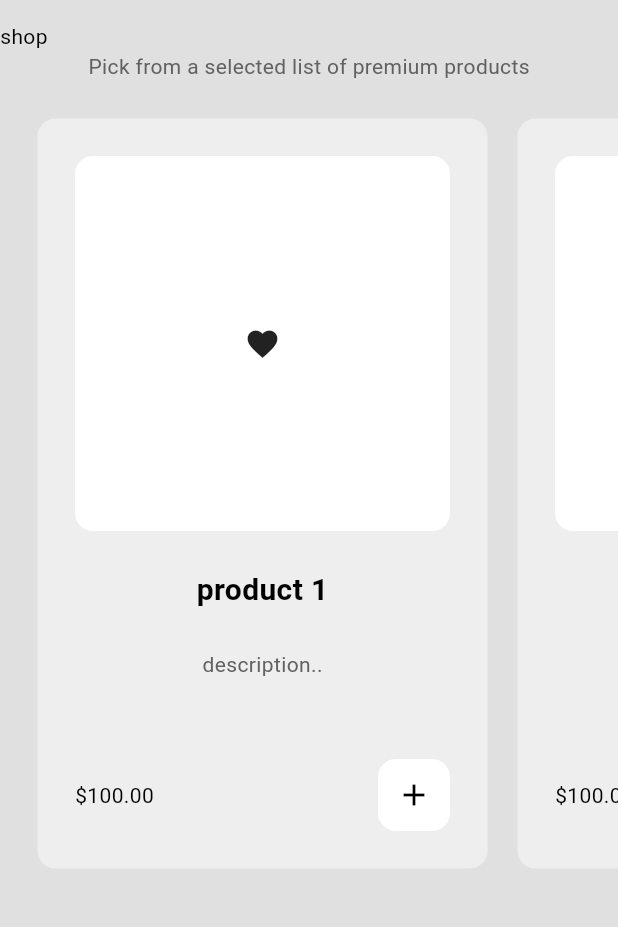
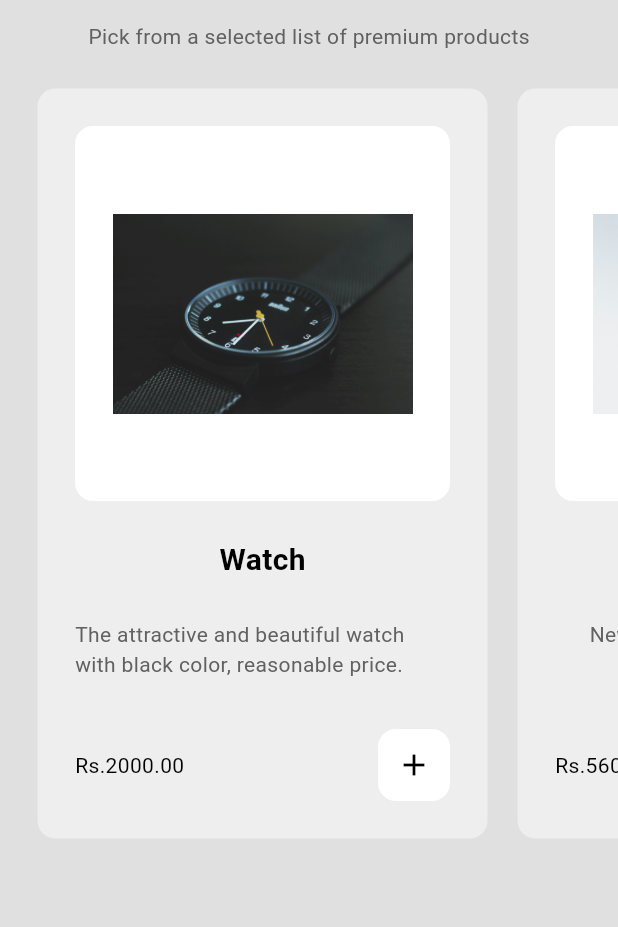
Before and after one commit to SaileshAcharya1229/minimal_ecommerce_flutter, a Flutter app: the ShopPage screen opened by its route, on a phone screen of 412 x 824 dp, the part 63-990 px from its top. Run offline on Flutter 3.47's test engine with Material 3 defaults, Android fonts, the phone set to English and light mode, and no system bars.

Commit message:
adding products images and details

```diff
--- a/lib/components/my_product_tile.dart
+++ b/lib/components/my_product_tile.dart
@@ -1,4 +1,3 @@
-import 'package:ecommerce/main.dart';
 import 'package:ecommerce/models/product.dart';
 import 'package:ecommerce/models/shop.dart';
 import 'package:flutter/material.dart';
@@ -65,9 +64,7 @@ class MyProductTile extends StatelessWidget {
                     ),
                     width: double.infinity,
                     padding: const EdgeInsets.all(25),
-                    child: const Icon(
-                      Icons.favorite,
-                    )),
+                    child: Image.asset(product.imagePath)),
               ),
 
               const SizedBox(
@@ -106,7 +103,7 @@ class MyProductTile extends StatelessWidget {
             mainAxisAlignment: MainAxisAlignment.spaceBetween,
             children: [
               //product price
-              Text('\$' + product.price.toStringAsFixed(2)),
+              Text('\Rs.${product.price.toStringAsFixed(2)}'),
 
               //add to cart button
               Container(
--- a/lib/models/product.dart
+++ b/lib/models/product.dart
@@ -2,12 +2,12 @@ class Product {
   final String name;
   final double price;
   final String description;
-  //final String imagePath;
+  final String imagePath;
 
   Product({
     required this.name,
     required this.description,
     required this.price,
-    // required this.imagePath,
+     required this.imagePath,
   });
 }
--- a/lib/models/shop.dart
+++ b/lib/models/shop.dart
@@ -6,25 +6,26 @@ class Shop extends ChangeNotifier {
   final List<Product> _shop = [
     //product 1
     Product(
-      name: "product 1",
-      price: 100,
-      description: "description..",
-    ),
+        name: "Watch",
+        price: 2000,
+        description:
+            "The attractive and beautiful watch with black color, reasonable price.",
+        imagePath: "assets/watch.jpg"),
     Product(
-      name: "product 2",
-      price: 100,
-      description: "description..",
-    ),
+        name: "Glass",
+        price: 5600,
+        description: "New Mew glass with best price.",
+        imagePath: "assets/glasses.jpg"),
     Product(
-      name: "product 3",
-      price: 100,
-      description: "description..",
-    ),
+        name: "Camera",
+        price: 100001,
+        description: "Light and advance camera with multiple features.",
+        imagePath: "assets/camera.jpg"),
     Product(
-      name: "product 4",
-      price: 100,
-      description: "description..",
-    )
+        name: "Mobile",
+        price: 250000,
+        description: "Samsung S24 with best battery backup.",
+        imagePath: "assets/mobile.jpg")
   ];
 
   //user cart
--- a/lib/pages/cart_page.dart
+++ b/lib/pages/cart_page.dart
@@ -41,7 +41,7 @@ class CartPage extends StatelessWidget {
   void payButtonPressed(BuildContext context) {
     showDialog(
       context: context,
-      builder: (context) => AlertDialog(
+      builder: (context) => const AlertDialog(
         content:
             Text("User wants to pay! connect this app to your payment backend"),
       ),
@@ -57,7 +57,7 @@ class CartPage extends StatelessWidget {
         backgroundColor: Colors.transparent,
         elevation: 0,
         foregroundColor: Theme.of(context).colorScheme.inversePrimary,
-        title: Text("Cart Page"),
+        title: const Text("Cart Page"),
       ),
       backgroundColor: Theme.of(context).colorScheme.surface,
       body: Column(
@@ -65,7 +65,7 @@ class CartPage extends StatelessWidget {
           //cart list
           Expanded(
             child: cart.isEmpty
-                ? Center(child: Text("Your cart is empty..."))
+                ? const Center(child: Text("Your cart is empty..."))
                 : ListView.builder(
                     itemCount: cart.length,
                     itemBuilder: (context, index) {
--- a/lib/pages/shop_page.dart
+++ b/lib/pages/shop_page.dart
@@ -29,9 +29,6 @@ class ShopPage extends StatelessWidget {
       backgroundColor: Theme.of(context).colorScheme.surface,
       body: ListView(
         children: [
-          //shop title
-          Text("shop"),
-
           //shop subtitle
           Center(
             child: Text(
@@ -48,7 +45,7 @@ class ShopPage extends StatelessWidget {
             child: ListView.builder(
               itemCount: products.length,
               scrollDirection: Axis.horizontal,
-              padding: EdgeInsets.all(15),
+              padding: const EdgeInsets.all(15),
               itemBuilder: (context, index) {
                 //get each individual product from shop
                 final product = products[index];
--- a/pubspec.yaml
+++ b/pubspec.yaml
@@ -1,6 +1,6 @@
 name: ecommerce
 description: "A new Flutter project."
-publish_to: 'none'
+publish_to: "none"
 version: 0.1.0
 
 environment:
@@ -17,4 +17,6 @@ dev_dependencies:
   flutter_lints: ^4.0.0
 
 flutter:
+  assets:
+    - assets/
   uses-material-design: true
```
Also changed, not shown: assets/camera.jpg (added), assets/glasses.jpg (added), assets/mobile.jpg (added), assets/watch.jpg (added), 5 other files.
